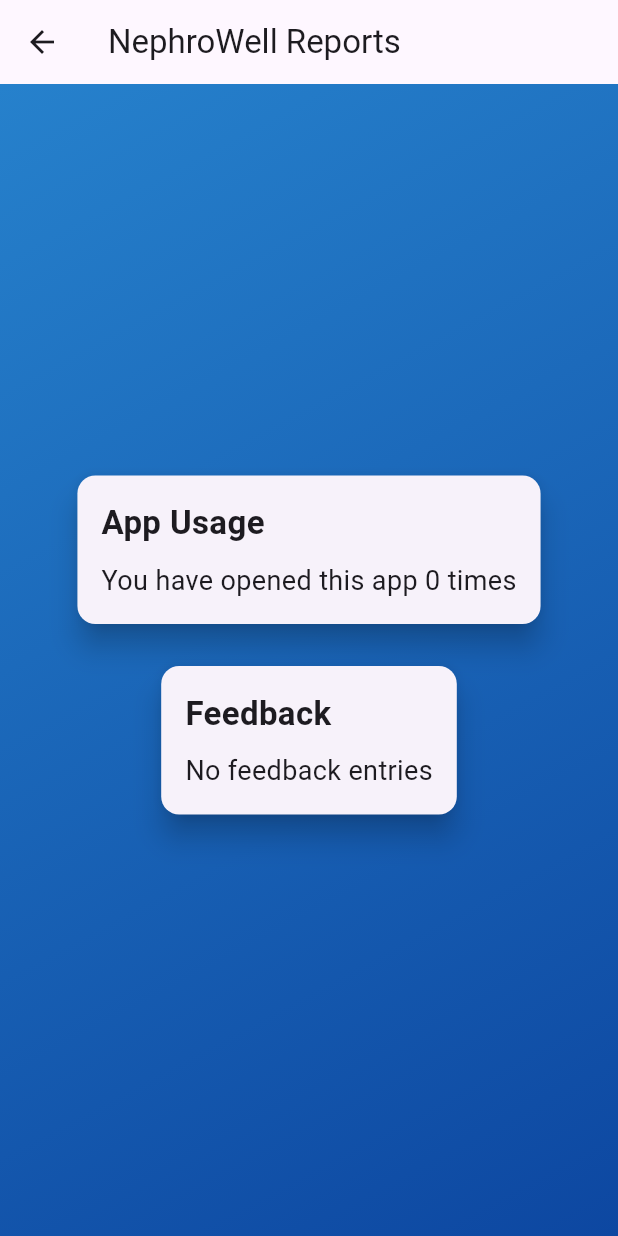
After one commit to pyhagan/Nephrowell-app, a Flutter app: the ReportsScreen screen opened directly, on a phone screen of 412 x 824 dp. The commit adds this screen. Run offline on Flutter 3.47's test engine with Material 3 defaults, Android fonts, the phone set to English and light mode, and no system bars; our stand-ins replace cloud_firestore, firebase_auth, firebase_core, pdf, printing; accounts and stored records are empty; project files that could hold a hidden picture were left out.

Commit message:
final work

```diff
--- a/lib/Login SignUp/Screen/editprofile.dart
+++ b/lib/Login SignUp/Screen/editprofile.dart
@@ -1,7 +1,6 @@
 import 'package:flutter/material.dart';
 import 'package:firebase_auth/firebase_auth.dart';
 import 'package:cloud_firestore/cloud_firestore.dart';
-import 'package:ckd_mobile/Login%20SignUp/Screen/login.dart';
 
 class EditProfilePage extends StatefulWidget {
   final double height;
@@ -75,7 +74,7 @@
     if (RegExp(r'^[0-9]').hasMatch(value)) {
       return 'Email cannot start with a number';
     }
-    if (!RegExp(r'^[a-zA-Z0-9._%+-]+@(gmail\.com|yahoo\.com|outlook\.com)$').hasMatch(value)) {
+    if (!RegExp(r'^[a-zA-Z0-9._%+-]+@(gmail\.com|yahoo\.com|outlook\.com|icloud\.com)$').hasMatch(value)) {
       return 'Please enter a valid email address (gmail.com, yahoo.com, outlook.com)';
     }
     return null;
--- a/lib/Login SignUp/Screen/info.dart
+++ b/lib/Login SignUp/Screen/info.dart
@@ -1,12 +1,8 @@
 import 'package:flutter/material.dart';
-import 'package:flutter/services.dart';
 import 'dart:convert';
 import 'package:http/http.dart' as http;
 import 'package:pdf/pdf.dart';
 import 'package:pdf/widgets.dart' as pw;
-import 'package:path_provider/path_provider.dart';
-import 'dart:io';
-import 'package:permission_handler/permission_handler.dart';
 import 'package:printing/printing.dart';
 
 
--- a/lib/Login SignUp/Screen/login.dart
+++ b/lib/Login SignUp/Screen/login.dart
@@ -5,7 +5,7 @@
 import 'package:ckd_mobile/Login%20SignUp/signup.dart';
 import 'package:ckd_mobile/Widget/buttons.dart';
 import 'package:ckd_mobile/Widget/textfield.dart';
-//import 'changePassword.dart';
+
 
 class LoginScreen extends StatefulWidget {
   const LoginScreen({super.key});
@@ -121,7 +121,7 @@
   @override
   Widget build(BuildContext context) {
     double height = MediaQuery.of(context).size.height;
-    //double width = MediaQuery.of(context).size.width;
+
 
     return Scaffold(
       backgroundColor: Colors.white,
@@ -159,7 +159,7 @@
                                   if (RegExp(r'^[0-9]').hasMatch(value)) {
                                     return 'Email cannot start with a number';
                                   }
-                                  if (!RegExp(r'^[a-zA-Z0-9._%+-]+@(gmail\.com|yahoo\.com|outlook\.com)$').hasMatch(value)) {
+                                  if (!RegExp(r'^[a-zA-Z0-9._%+-]+@(gmail\.com|yahoo\.com|outlook\.com|icloud\.com)$').hasMatch(value)) {
                                     return 'Please enter a valid email address (gmail.com, yahoo.com, outlook.com)';
                                   }
                                   return null;
--- a/lib/Login SignUp/Screen/profile.dart
+++ b/lib/Login SignUp/Screen/profile.dart
@@ -131,8 +131,8 @@
       },
       style: ElevatedButton.styleFrom(
         padding: const EdgeInsets.symmetric(horizontal: 30, vertical: 10),
-        backgroundColor: Colors.red,
-        foregroundColor: Colors.white
+        backgroundColor: Colors.grey,
+        foregroundColor: Colors.black,
       ),
       child: const Text("Logout"),
     );
--- /dev/null
+++ b/lib/Login SignUp/Screen/reports.dart
@@ -0,0 +1,112 @@
+import 'package:flutter/material.dart';
+import 'package:cloud_firestore/cloud_firestore.dart';
+import 'package:firebase_auth/firebase_auth.dart';
+
+class ReportsScreen extends StatelessWidget {
+  @override
+  Widget build(BuildContext context) {
+    return Scaffold(
+      appBar: AppBar(
+        title: Text('NephroWell Reports'),
+      ),
+      body: Container(
+        width: double.infinity,
+        height: double.infinity,
+        decoration: BoxDecoration(
+          gradient: LinearGradient(
+            begin: Alignment.topLeft,
+            end: Alignment.bottomRight,
+            colors: [Color.fromARGB(255, 38, 129, 204)!, Colors.blue[900]!],
+          ),
+        ),
+        child: FutureBuilder<DocumentSnapshot>(
+          future: _fetchUserReports(),
+          builder: (BuildContext context, AsyncSnapshot<DocumentSnapshot> snapshot) {
+            if (snapshot.connectionState == ConnectionState.waiting) {
+              return Center(child: CircularProgressIndicator());
+            }
+            if (snapshot.hasError) {
+              return Center(child: Text('Error: ${snapshot.error}'));
+            }
+            if (!snapshot.hasData || !snapshot.data!.exists) {
+              return Center(child: Text('No data available'));
+            }
+
+            Map<String, dynamic>? data = snapshot.data!.data() as Map<String, dynamic>?;
+            int appUsageCount = data?['appUsageCount'] ?? 0;
+            int feedbackCount = data?['feedbackCount'] ?? 0;
+
+            // Determine the correct message based on appUsageCount
+            String appUsageMessage = appUsageCount == 1
+                ? 'You have opened this app $appUsageCount time'
+                : 'You have opened this app $appUsageCount times';
+
+         // Determine the correct message for feedback count
+            String feedbackMessage = feedbackCount == 0
+                ? 'No feedback entries'
+                : feedbackCount == 1
+                    ? '1 feedback entry'
+                    : '$feedbackCount feedback entries';
+
+                      return Center(
+              child: Padding(
+                padding: const EdgeInsets.all(16.0),
+                child: Column(
+                  mainAxisAlignment: MainAxisAlignment.center,
+                  crossAxisAlignment: CrossAxisAlignment.center,
+                  children: <Widget>[
+                    buildReportCard('App Usage', appUsageMessage),
+                    SizedBox(height: 20),
+                    buildReportCard('Feedback', feedbackMessage),
+                    SizedBox(height: 20),
+
+                  ],
+                ),
+              ),
+            );
+          },
+        ),
+      ),
+
+    );
+  }
+
+  Widget buildReportCard(String title, String content) {
+    return Card(
+      elevation: 8,
+      shape: RoundedRectangleBorder(
+        borderRadius: BorderRadius.circular(12),
+      ),
+      child: Padding(
+        padding: const EdgeInsets.all(16.0),
+        child: Column(
+          crossAxisAlignment: CrossAxisAlignment.start,
+          children: [
+            Text(
+              title,
+              style: TextStyle(
+                fontSize: 22,
+                fontWeight: FontWeight.bold,
+              ),
+            ),
+            SizedBox(height: 10),
+            Text(
+              content,
+              style: TextStyle(
+                fontSize: 18,
+              ),
+            ),
+          ],
+        ),
+      ),
+    );
+  }
+
+  Future<DocumentSnapshot> _fetchUserReports() async {
+    User? user = FirebaseAuth.instance.currentUser;
+    if (user != null) {
+      return FirebaseFirestore.instance.collection('users').doc(user.uid).get();
+    }
+    throw Exception('User not logged in');
+  }
+}
--- a/lib/Login SignUp/Screen/splash.dart
+++ b/lib/Login SignUp/Screen/splash.dart
@@ -1,4 +1,4 @@
-import 'package:ckd_mobile/Login%20SignUp/Screen/home_Screen.dart';
+
 import 'package:flutter/material.dart';
 import 'package:flutter/services.dart';
 import 'package:ckd_mobile/Login%20SignUp/signup.dart';
@@ -54,8 +54,8 @@
 
     _animationController.forward().whenComplete(() {
       Navigator.of(context).pushReplacement(MaterialPageRoute(
-       // builder: (_) => SignUpScreen(),
-      builder: (_) => HomeScreen(),
+        builder: (_) => SignUpScreen(),
+      //builder: (_) => HomeScreen(),
 
       ));
     });
--- a/lib/Login SignUp/Services/collections.dart
+++ b/lib/Login SignUp/Services/collections.dart
@@ -2,6 +2,3 @@
 
 final CollectionReference<Map<String, dynamic>> communitiesCollection =
     FirebaseFirestore.instance.collection('communities');
-
-/*final CollectionReference<Map<String, dynamic>> membersCollection =
-    FirebaseFirestore.instance.collection('communityMembers');*/
--- a/lib/Login SignUp/signup.dart
+++ b/lib/Login SignUp/signup.dart
@@ -150,7 +150,7 @@
     if (RegExp(r'^[0-9]').hasMatch(value)) {
       return 'Email cannot start with a number';
     }
-    if (!RegExp(r'^[a-zA-Z0-9._%+-]+@(gmail\.com|yahoo\.com|outlook\.com)$').hasMatch(value)) {
+    if (!RegExp(r'^[a-zA-Z0-9._%+-]+@(gmail\.com|yahoo\.com|outlook\.com|icloud\.com)$').hasMatch(value)) {
       return 'Please enter a valid email address (gmail.com, yahoo.com, outlook.com)';
     }
     return null;
@@ -184,7 +184,6 @@
   @override
   Widget build(BuildContext context) {
     double height = MediaQuery.of(context).size.height;
-    double width = MediaQuery.of(context).size.width;
 
     return Scaffold(
       backgroundColor: Colors.white,
--- a/lib/main.dart
+++ b/lib/main.dart
@@ -2,9 +2,6 @@
 import 'package:flutter/material.dart';
 import 'package:ckd_mobile/Login%20SignUp/Screen/splash.dart';
 import 'firebase_options.dart';
-import 'package:collection/collection.dart';
-
-
 
 
 
--- a/pubspec.yaml
+++ b/pubspec.yaml
@@ -24,9 +24,7 @@
   path_provider: ^2.1.3
   permission_handler: ^11.3.1
   printing: ^5.13.1
-  fl_chart: ^0.68.0
   shared_preferences: ^2.2.3
-
 
 dev_dependencies:
   flutter_test:
```
Also changed, not shown: lib/Login SignUp/Screen/chatroom.dart (+7 -10 lines), lib/Login SignUp/Screen/communityUI.dart (+7 -9 lines), lib/Login SignUp/Screen/home_Screen.dart (+52 -11 lines), pubspec.lock.
